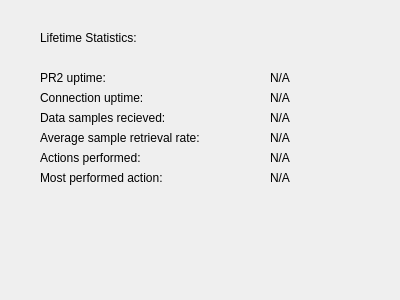
First picture: the form in rqt_pr2_hand_syntouch_sensor_interface/resource/lifetimestatistics.ui, repository BigMacStorm/PR2_hapticSensorResearch, before the edit.
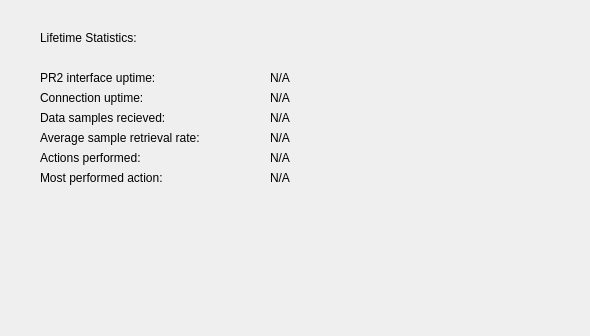
Second picture: the form after the edit.

```diff
--- a/rqt_pr2_hand_syntouch_sensor_interface/resource/lifetimestatistics.ui
+++ b/rqt_pr2_hand_syntouch_sensor_interface/resource/lifetimestatistics.ui
@@ -6,8 +6,8 @@
    <rect>
     <x>0</x>
     <y>0</y>
-    <width>400</width>
-    <height>300</height>
+    <width>590</width>
+    <height>336</height>
    </rect>
   </property>
   <property name="windowTitle">
@@ -31,12 +31,12 @@
     <rect>
      <x>40</x>
      <y>70</y>
-     <width>131</width>
+     <width>181</width>
      <height>16</height>
     </rect>
    </property>
    <property name="text">
-    <string>PR2 uptime:</string>
+    <string>PR2 interface uptime:</string>
    </property>
   </widget>
   <widget class="QLabel" name="label_3">
@@ -109,7 +109,7 @@
     <rect>
      <x>270</x>
      <y>70</y>
-     <width>121</width>
+     <width>201</width>
      <height>16</height>
     </rect>
    </property>
@@ -122,7 +122,7 @@
     <rect>
      <x>270</x>
      <y>90</y>
-     <width>121</width>
+     <width>231</width>
      <height>16</height>
     </rect>
    </property>
@@ -135,7 +135,7 @@
     <rect>
      <x>270</x>
      <y>110</y>
-     <width>121</width>
+     <width>201</width>
      <height>16</height>
     </rect>
    </property>
@@ -148,7 +148,7 @@
     <rect>
      <x>270</x>
      <y>130</y>
-     <width>121</width>
+     <width>201</width>
      <height>16</height>
     </rect>
    </property>
@@ -161,7 +161,7 @@
     <rect>
      <x>270</x>
      <y>150</y>
-     <width>121</width>
+     <width>211</width>
      <height>16</height>
     </rect>
    </property>
@@ -174,7 +174,7 @@
     <rect>
      <x>270</x>
      <y>170</y>
-     <width>121</width>
+     <width>211</width>
      <height>16</height>
     </rect>
    </property>
```
Left out of the diff: 12 changed lines with no effect on the pictures.
